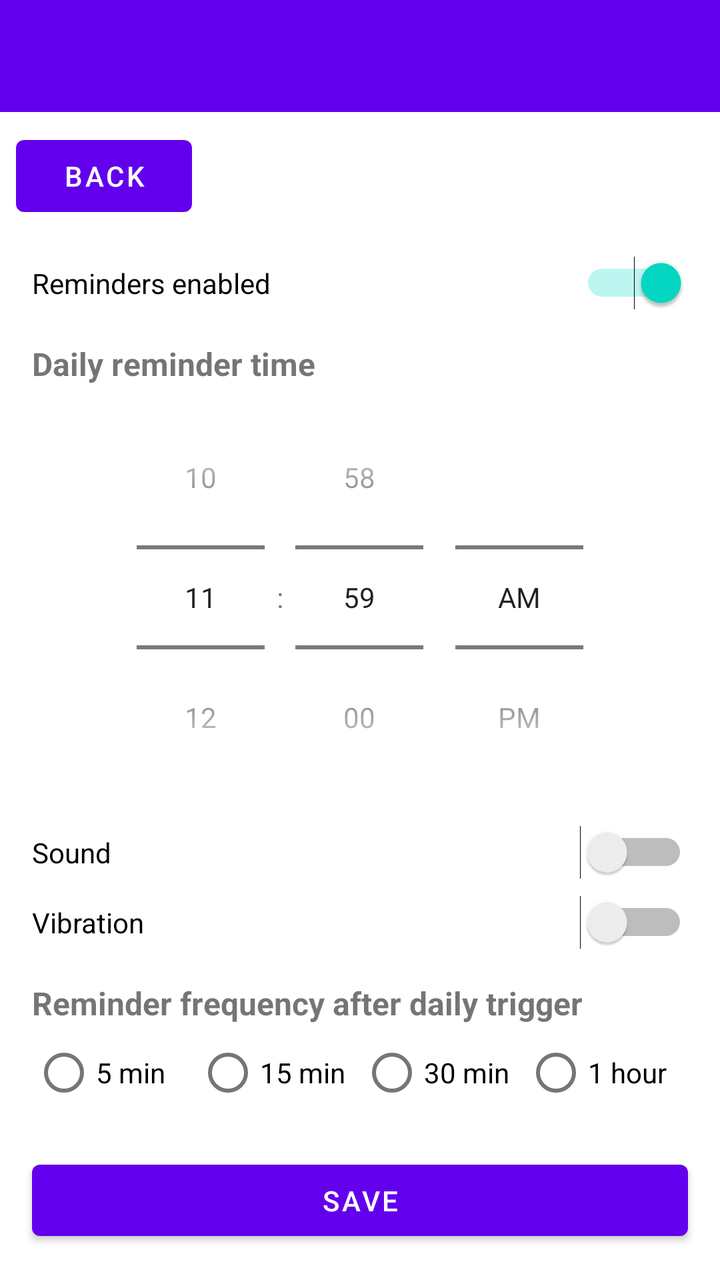
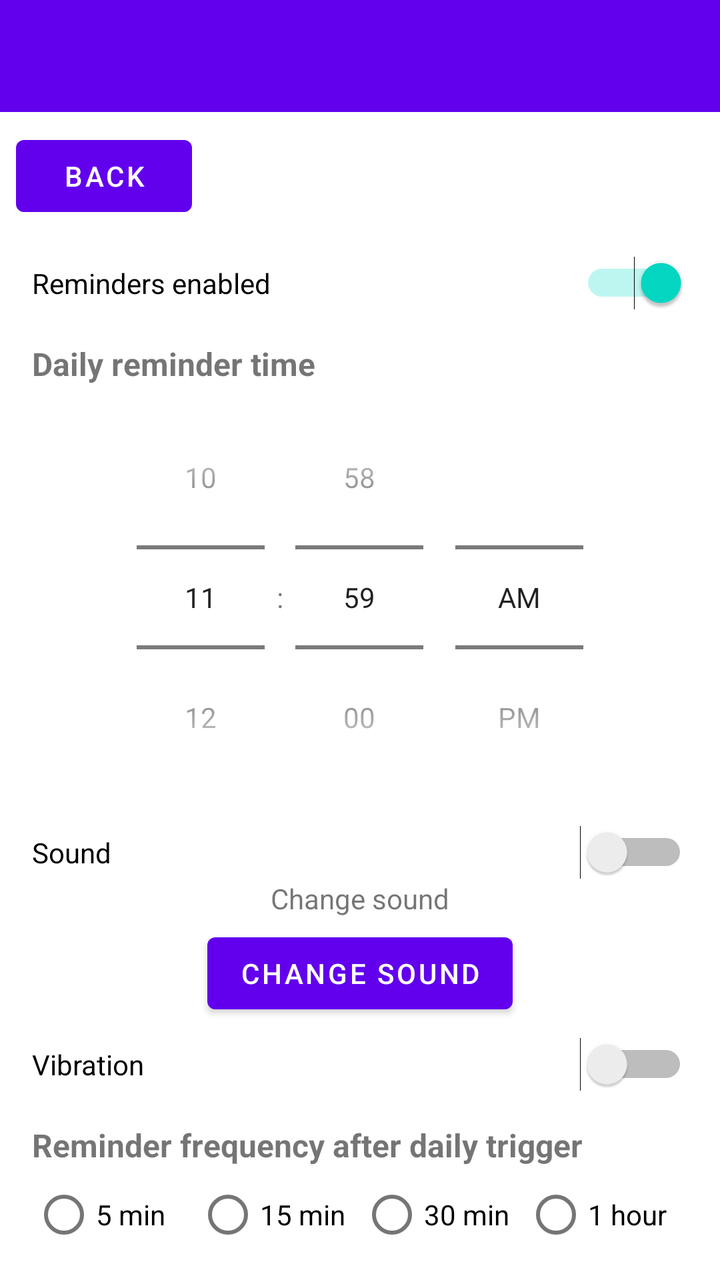

The first picture is an Android layout as it rendered before a commit; the second is the same layout after the commit. The layout source and the unified diff follow.
<!-- AndroidManifest.xml: application theme Theme.PainTracker -->
<!-- res/layout/activity_settings.xml -->
<?xml version="1.0" encoding="utf-8"?>
<LinearLayout xmlns:android="http://schemas.android.com/apk/res/android"
    android:layout_width="match_parent"
    android:layout_height="match_parent"
    android:orientation="vertical">

    <androidx.appcompat.widget.Toolbar
        android:id="@+id/settingsToolbar"
        android:layout_width="match_parent"
        android:layout_height="?attr/actionBarSize"
        android:background="?attr/colorPrimary"
        android:theme="@style/ThemeOverlay.AppCompat.Dark.ActionBar" />

    <Button
        android:id="@+id/backButton"
        android:layout_width="wrap_content"
        android:layout_height="wrap_content"
        android:layout_gravity="start"
        android:layout_margin="8dp"
        android:text="@string/back" />

    <Switch
        android:id="@+id/reminderEnabledSwitch"
        android:layout_width="match_parent"
        android:layout_height="wrap_content"
        android:layout_marginStart="16dp"
        android:layout_marginEnd="16dp"
        android:layout_marginTop="8dp"
        android:checked="true"
        android:text="@string/reminders_enabled" />

    <TextView
        android:layout_width="match_parent"
        android:layout_height="wrap_content"
        android:layout_marginStart="16dp"
        android:layout_marginEnd="16dp"
        android:layout_marginTop="16dp"
        android:text="@string/reminder_time"
        android:textSize="16sp"
        android:textStyle="bold" />

    <TimePicker
        android:id="@+id/timePicker"
        android:layout_width="match_parent"
        android:layout_height="wrap_content"
        android:layout_marginStart="16dp"
        android:layout_marginEnd="16dp"
        android:timePickerMode="spinner" />

    <Switch
        android:id="@+id/soundSwitch"
        android:layout_width="match_parent"
        android:layout_height="wrap_content"
        android:layout_marginStart="16dp"
        android:layout_marginEnd="16dp"
        android:layout_marginTop="8dp"
        android:text="@string/sound" />

    <Switch
        android:id="@+id/vibrateSwitch"
        android:layout_width="match_parent"
        android:layout_height="wrap_content"
        android:layout_marginStart="16dp"
        android:layout_marginEnd="16dp"
        android:layout_marginTop="8dp"
        android:text="@string/vibration" />

    <TextView
        android:layout_width="match_parent"
        android:layout_height="wrap_content"
        android:layout_marginStart="16dp"
        android:layout_marginEnd="16dp"
        android:layout_marginTop="16dp"
        android:text="@string/reminder_frequency"
        android:textSize="16sp"
        android:textStyle="bold" />

    <RadioGroup
        android:id="@+id/intervalGroup"
        android:layout_width="match_parent"
        android:layout_height="wrap_content"
        android:layout_marginStart="16dp"
        android:layout_marginEnd="16dp"
        android:orientation="horizontal"
        android:weightSum="4">

        <RadioButton
            android:id="@+id/interval5"
            android:layout_width="0dp"
            android:layout_height="wrap_content"
            android:layout_weight="1"
            android:text="5 min" />

        <RadioButton
            android:id="@+id/interval15"
            android:layout_width="0dp"
            android:layout_height="wrap_content"
            android:layout_weight="1"
            android:text="15 min" />

        <RadioButton
            android:id="@+id/interval30"
            android:layout_width="0dp"
            android:layout_height="wrap_content"
            android:layout_weight="1"
            android:text="30 min" />

        <RadioButton
            android:id="@+id/interval60"
            android:layout_width="0dp"
            android:layout_height="wrap_content"
            android:layout_weight="1"
            android:text="1 hour" />
    </RadioGroup>

    <Button
        android:id="@+id/saveButton"
        android:layout_width="match_parent"
        android:layout_height="wrap_content"
        android:layout_margin="16dp"
        android:text="@string/save" />
</LinearLayout>
<!-- resources referenced by this layout -->
<resources>
  <string name="back">Back</string>
  <string name="reminder_frequency">Reminder frequency after daily trigger</string>
  <string name="reminder_time">Daily reminder time</string>
  <string name="reminders_enabled">Reminders enabled</string>
  <string name="save">Save</string>
  <string name="sound">Sound</string>
  <string name="vibration">Vibration</string>
  <style name="Theme.PainTracker" parent="Theme.MaterialComponents.DayNight.NoActionBar">
          
          <item name="colorPrimary">@color/purple_500</item>
          <item name="colorPrimaryVariant">@color/purple_700</item>
          <item name="colorOnPrimary">@color/white</item>
          
          <item name="colorSecondary">@color/teal_200</item>
          <item name="colorSecondaryVariant">@color/teal_700</item>
          <item name="colorOnSecondary">@color/black</item>
          
          <item name="android:statusBarColor">?attr/colorPrimaryVariant</item>
          
      </style>
  <color name="purple_500">#FF6200EE</color>
  <color name="purple_700">#FF3700B3</color>
  <color name="white">#FFFFFFFF</color>
  <color name="teal_200">#FF03DAC5</color>
  <color name="teal_700">#FF018786</color>
  <color name="black">#FF000000</color>
</resources>

<!-- the commit's change to res/layout/activity_settings.xml (unified diff, before → after) -->
@@ -55,6 +55,24 @@
         android:layout_marginEnd="16dp"
         android:layout_marginTop="8dp"
         android:text="@string/sound" />
+
+    <TextView
+        android:id="@+id/soundNameText"
+        android:layout_width="match_parent"
+        android:layout_height="wrap_content"
+        android:layout_marginStart="16dp"
+        android:layout_marginEnd="16dp"
+        android:gravity="center"
+        android:text="@string/change_sound"
+        android:textSize="14sp" />
+
+    <Button
+        android:id="@+id/soundSelectButton"
+        android:layout_width="wrap_content"
+        android:layout_height="wrap_content"
+        android:layout_gravity="center"
+        android:layout_marginTop="4dp"
+        android:text="@string/change_sound" />
 
     <Switch
         android:id="@+id/vibrateSwitch"
<!-- resource entries referenced after the edit -->
@@ -1,6 +1,7 @@
 <!-- resources referenced by this layout -->
 <resources>
   <string name="back">Back</string>
+  <string name="change_sound">Change sound</string>
   <string name="reminder_frequency">Reminder frequency after daily trigger</string>
   <string name="reminder_time">Daily reminder time</string>
   <string name="reminders_enabled">Reminders enabled</string>
